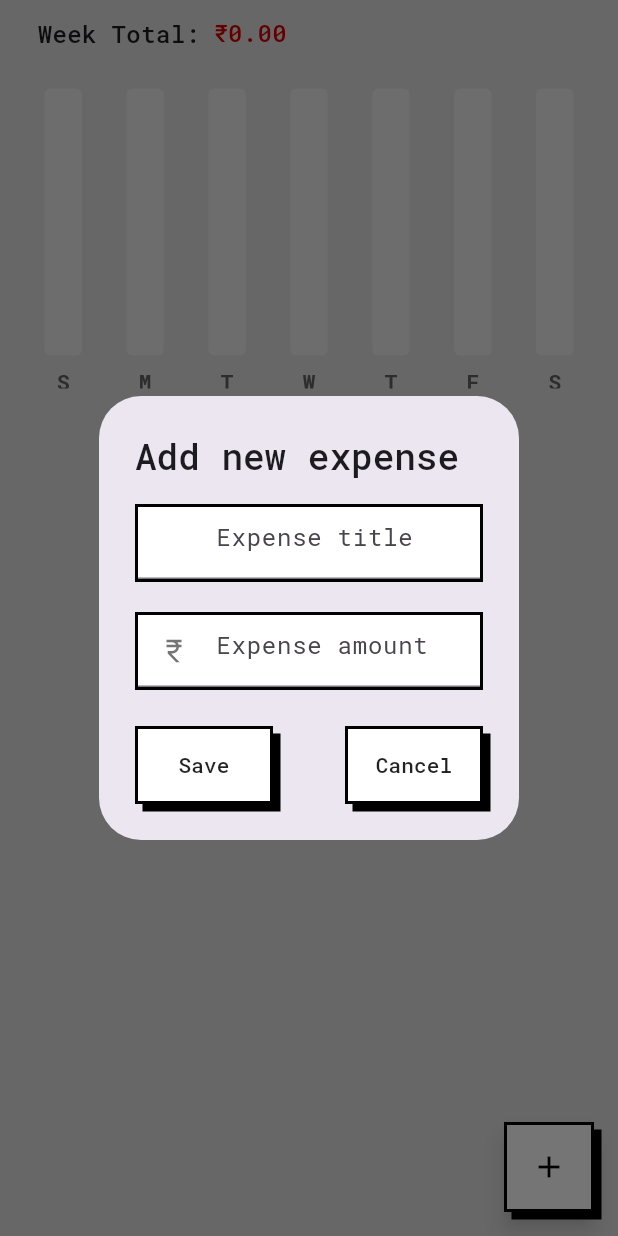
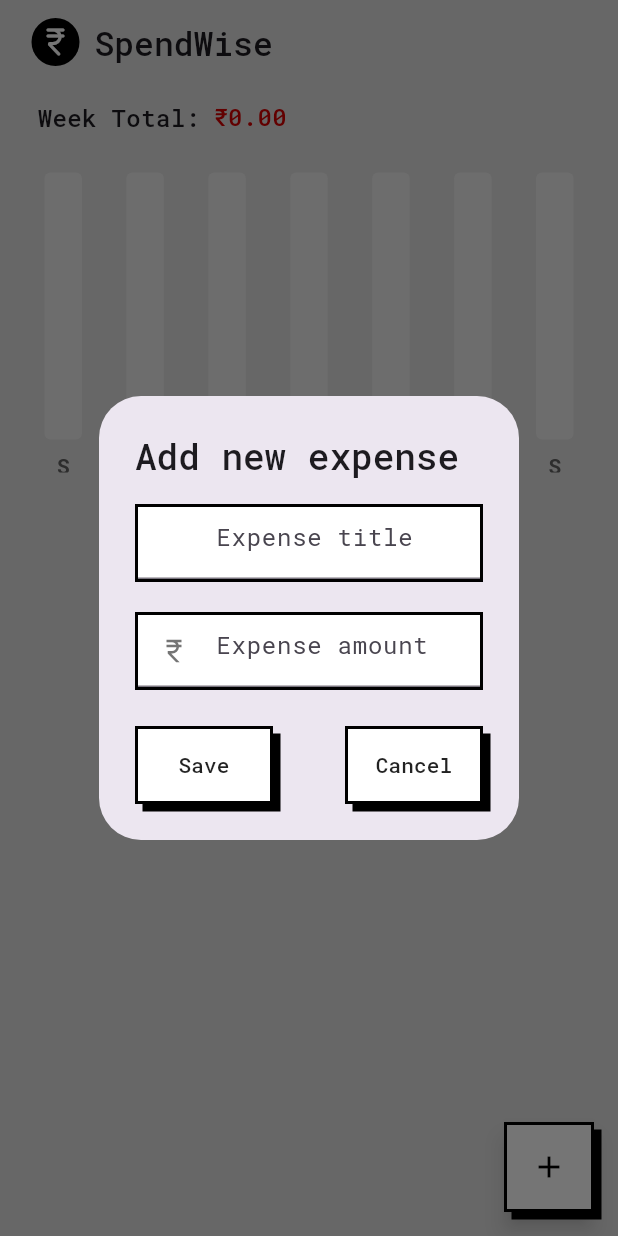
Before and after one commit to The-Naveen-Chandra/SpendWise-app, a Flutter app: the HomePage screen opened directly, after a tap on the "add" icon, on a phone screen of 412 x 824 dp. Run offline on Flutter 3.47's test engine with Material 2 defaults, Android fonts, the phone set to English and light mode, and no system bars; drawn by our look-alikes of fl_chart; our stand-ins replace flutter_slidable, google_fonts, hive, hive_flutter; accounts and stored records are empty.

Commit message:
Customized and Styled the home page

```diff
--- a/lib/pages/home.dart
+++ b/lib/pages/home.dart
@@ -30,6 +30,9 @@ class _HomePageState extends State<HomePage> {
 
   // save expense function
   void saveExpense() {
+    // only save if both fields are filled
+    if (newExpenseNameController.text.isNotEmpty &&
+        newExpenseAmountController.text.isNotEmpty) {
       // Create expense item
       ExpenseItem newExpense = ExpenseItem(
         name: newExpenseNameController.text,
@@ -38,11 +41,18 @@ class _HomePageState extends State<HomePage> {
       );
 
       // add the new expense
-    Provider.of<ExpenseData>(context, listen: false).addNewExpense(newExpense);
+      Provider.of<ExpenseData>(context, listen: false)
+          .addNewExpense(newExpense);
+    }
 
     // pop the context
     Navigator.pop(context);
     clearController();
+  }
+
+  // delete expense function
+  void deleteExpense(ExpenseItem expense) {
+    Provider.of<ExpenseData>(context, listen: false).deleteExpense(expense);
   }
 
   // cancel expense function
@@ -119,6 +129,37 @@ class _HomePageState extends State<HomePage> {
     return Consumer<ExpenseData>(
       builder: (context, value, child) => Scaffold(
         backgroundColor: Colors.grey[300],
+        appBar: AppBar(
+          backgroundColor: Colors.transparent,
+          title: Row(
+            children: [
+              const SizedBox(
+                width: 5,
+              ),
+              Container(
+                padding: const EdgeInsets.all(4),
+                decoration: BoxDecoration(
+                  color: Colors.black,
+                  borderRadius: BorderRadius.circular(50),
+                ),
+                child: const Icon(
+                  Icons.currency_rupee_rounded,
+                  color: Colors.white,
+                ),
+              ),
+              const SizedBox(
+                width: 10,
+              ),
+              Text(
+                "SpendWise",
+                style: GoogleFonts.robotoMono(
+                  fontWeight: FontWeight.w500,
+                ),
+              ),
+            ],
+          ),
+          centerTitle: true,
+        ),
         floatingActionButton: Container(
           decoration: BoxDecoration(
             border: Border.all(
@@ -166,6 +207,8 @@ class _HomePageState extends State<HomePage> {
                 name: value.getAllExpenseList()[index].name,
                 amount: value.getAllExpenseList()[index].amount,
                 dateTime: value.getAllExpenseList()[index].dateTime,
+                deleteTapped: (p0) =>
+                    deleteExpense(value.getAllExpenseList()[index]),
               ),
             ),
           ],
--- a/lib/pages/landing.dart
+++ b/lib/pages/landing.dart
@@ -63,7 +63,7 @@ class LandingPage extends StatelessWidget {
                   child: CustomButton(
                     text: "Get Started !",
                     onTap: () {
-                      Navigator.push(
+                      Navigator.pushReplacement(
                         context,
                         MaterialPageRoute(
                           builder: (context) => const HomePage(),
--- a/pubspec.yaml
+++ b/pubspec.yaml
@@ -40,6 +40,7 @@ dependencies:
   fl_chart: ^0.63.0
   hive: ^2.2.3
   hive_flutter: ^1.1.0
+  flutter_slidable: ^3.0.0
 
 dev_dependencies:
   flutter_test:
```
Also changed, not shown: lib/components/expense_tile.dart (+30 -7 lines), pubspec.lock. Lines whose indentation alone changed are shown as unchanged.
